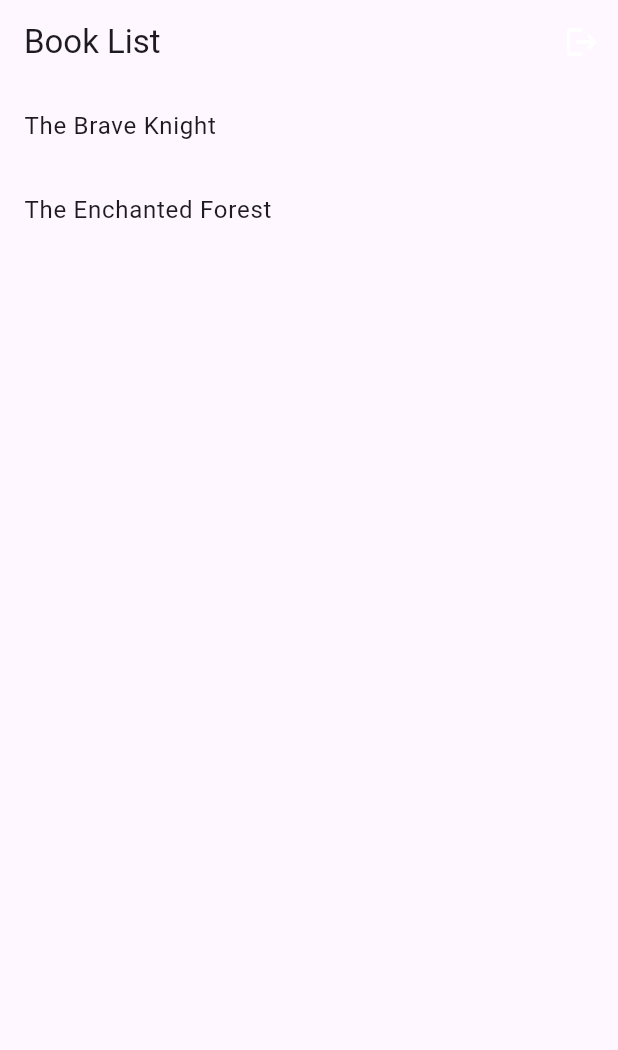
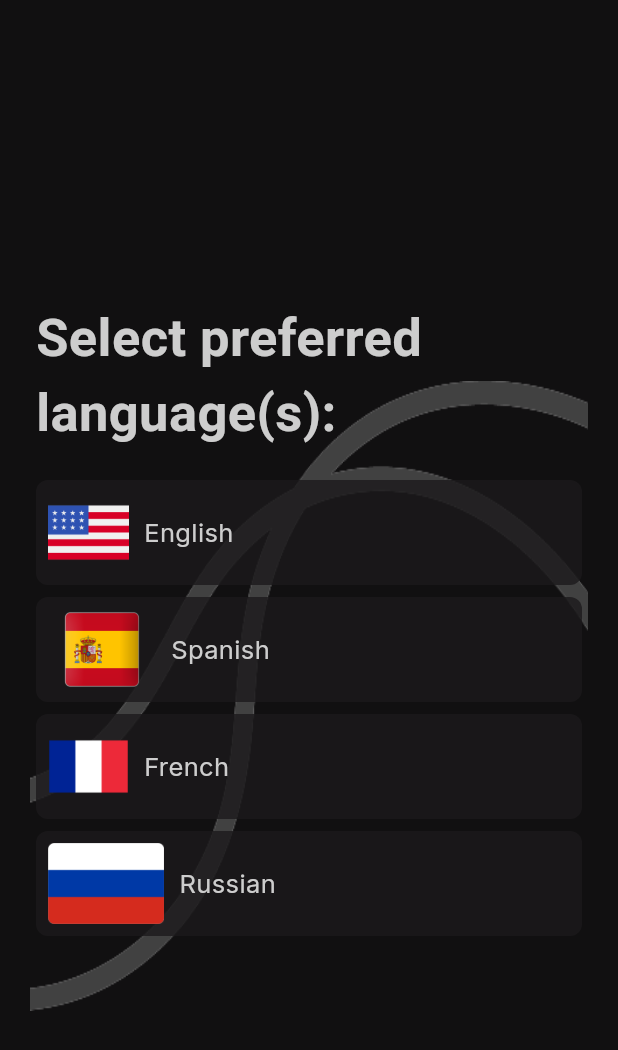
Before and after one commit to Akatsuki49/Readmore.ai, a Flutter app: the screen it shows once a user with an empty profile is signed in, on a phone screen of 412 x 824 dp. Shown: the top 1050 px of the screen. Run offline on Flutter 3.47's test engine with Material 3 defaults, Android fonts, the phone set to English and light mode, and no system bars; our stand-ins replace cloud_firestore, firebase_auth, firebase_core, flutter_svg, google_fonts, google_sign_in and 1 more; accounts and stored records are empty.

Commit message:
Select lang done

```diff
--- a/lib/views/book_list.dart
+++ b/lib/views/book_list.dart
@@ -4,6 +4,7 @@ import 'package:hashcode/auth/login_screen.dart';
 import 'package:hashcode/models/book.dart';
 import 'package:hashcode/models/dummy_data.dart';
 import 'package:hashcode/views/book_reader.dart';
+import 'package:hashcode/views/select_lang.dart';
 
 class BookList extends StatefulWidget {
   @override
@@ -13,47 +14,48 @@ class BookList extends StatefulWidget {
 class _BookListState extends State<BookList> {
   final List<Book> books = DummyData.books; // Use the dummy data
 
-  void _navigateToBookReader(Book book) {
-    Navigator.push(
-      context,
-      MaterialPageRoute(
-        builder: (context) => BookReader(book: book),
-      ),
-    );
-  }
+  // void _navigateToBookReader(Book book) {
+  //   Navigator.push(
+  //     context,
+  //     MaterialPageRoute(
+  //       builder: (context) => BookReader(book: book),
+  //     ),
+  //   );
+  // }
 
   @override
   Widget build(BuildContext context) {
     return Scaffold(
-      appBar: AppBar(
-        title: Text('Book List'),
-        actions: [
-          IconButton(
-            onPressed: () {
-              // Logout logic
-              FirebaseAuth.instance.signOut();
-              // Navigate back to the login screen
-              Navigator.pushAndRemoveUntil(
-                context,
-                MaterialPageRoute(builder: (context) => LoginScreen()),
-                (route) => false,
-              );
-            },
-            icon: Icon(Icons.logout),
-            color: Colors.white,
-          )
-        ],
-      ),
-      body: ListView.builder(
-        itemCount: books.length,
-        itemBuilder: (context, index) {
-          final book = books[index];
-          return ListTile(
-            title: Text(book.title),
-            onTap: () => _navigateToBookReader(book),
-          );
-        },
-      ),
+      // appBar: AppBar(
+      //   title: Text('Book List'),
+      //   actions: [
+      //     IconButton(
+      //       onPressed: () {
+      //         // Logout logic
+      //         FirebaseAuth.instance.signOut();
+      //         // Navigate back to the login screen
+      //         Navigator.pushAndRemoveUntil(
+      //           context,
+      //           MaterialPageRoute(builder: (context) => LoginScreen()),
+      //           (route) => false,
+      //         );
+      //       },
+      //       icon: Icon(Icons.logout),
+      //       color: Colors.white,
+      //     )
+      //   ],
+      // ),
+      body: SelectLang(),
+      // body: ListView.builder(
+      //   itemCount: books.length,
+      //   itemBuilder: (context, index) {
+      //     final book = books[index];
+      //     return ListTile(
+      //       title: Text(book.title),
+      //       onTap: () => _navigateToBookReader(book),
+      //     );
+      //   },
+      // ),
     );
   }
 }
--- /dev/null
+++ b/lib/views/select_lang.dart
@@ -0,0 +1,106 @@
+import 'package:flutter/material.dart';
+import 'package:flutter/widgets.dart';
+import 'package:google_fonts/google_fonts.dart';
+
+class SelectLang extends StatelessWidget {
+  const SelectLang({super.key});
+
+  @override
+  Widget build(BuildContext context) {
+    return Scaffold(
+      backgroundColor: Color(0xff111011),
+      body: Stack(
+        children: [
+          Positioned(
+            bottom: 150,
+            left: 20,
+            right: 20,
+            child: Container(
+              // alignment: Alignment.topLeft,
+              child: Image.asset(
+                "assets/images/Union.png",
+                height: 420,
+                width: 600,
+                fit: BoxFit.fill,
+              ),
+            ),
+          ),
+          Padding(
+            padding: const EdgeInsets.all(24.0),
+            child: Column(
+              mainAxisAlignment: MainAxisAlignment.center,
+              crossAxisAlignment: CrossAxisAlignment.start,
+              children: [
+                Text(
+                  'Select preferred',
+                  style: GoogleFonts.robotoFlex(
+                      color: Color(0xffCDCDCD),
+                      fontSize: 35,
+                      fontWeight: FontWeight.bold),
+                ),
+                Text(
+                  'language(s):',
+                  style: GoogleFonts.robotoFlex(
+                      color: Color(0xffCDCDCD),
+                      fontSize: 35,
+                      fontWeight: FontWeight.bold),
+                ),
+                SizedBox(
+                  height: 20,
+                ),
+                Column(
+                  children: [
+                    langbutton(
+                        language: "English",
+                        flag: "assets/images/united-states-of-america.png"),
+                    SizedBox(height: 8),
+                    langbutton(
+                        language: "Spanish",
+                        flag: "assets/images/spain_square_icon_256.png"),
+                    SizedBox(height: 8),
+                    langbutton(
+                        language: "French",
+                        flag:
+                            "assets/images/Wikipedia-Flags-FR-France-Flag.512.png"),
+                    SizedBox(height: 8),
+                    langbutton(
+                        language: "Russian",
+                        flag: "assets/images/russia-flag-icon.png"),
+                  ],
+                )
+              ],
+            ),
+          ),
+        ],
+      ),
+    );
+  }
+
+  Widget langbutton({required String language, required flag}) {
+    return Container(
+      height: 70,
+      width: 364,
+      child: Padding(
+        padding: const EdgeInsets.all(8.0),
+        child: Row(
+          children: [
+            Image.asset(
+              flag,
+            ),
+            SizedBox(
+              width: 10,
+            ),
+            Text(
+              language,
+              style: GoogleFonts.inter(color: Color(0xffCDCDCD), fontSize: 17),
+            ),
+          ],
+        ),
+      ),
+      decoration: BoxDecoration(
+        borderRadius: BorderRadius.circular(8),
+        color: Color(0xff1B191B).withOpacity(0.8),
+      ),
+    );
+  }
+}
```
Also changed, not shown: pubspec.yaml (+4 -5 lines), assets/images/Union.png (added), assets/images/Union1.png (added), assets/images/Wikipedia-Flags-FR-France-Flag.512.png (added), assets/images/russia-flag-icon.png (added), assets/images/spain_square_icon_256.png (added), assets/images/united-states-of-america.png (added), pubspec.lock.
